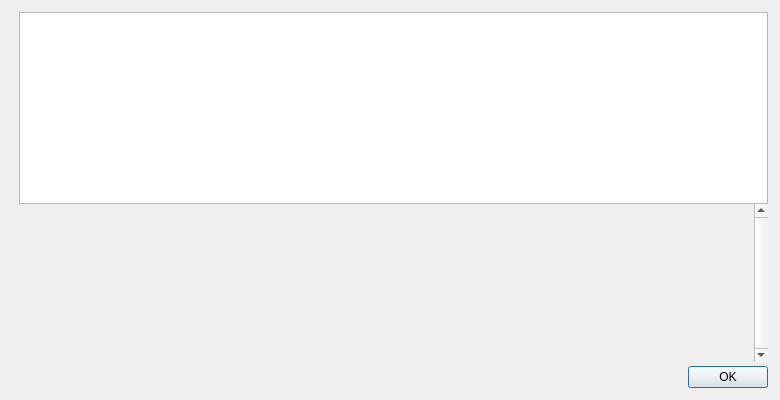
Before: the Qt Designer form src/qt/forms/helpmessagedialog.ui in Bitcoin-ABC/bitcoin-abc, drawn with Qt 5.
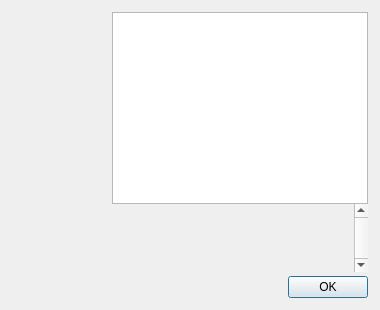
After: the same form once the commit is applied. Icons and pictures are not drawn.

Diff of the .ui file:
```diff
--- a/src/qt/forms/helpmessagedialog.ui
+++ b/src/qt/forms/helpmessagedialog.ui
@@ -2,13 +2,8 @@
 <ui version="4.0">
  <class>HelpMessageDialog</class>
  <widget class="QDialog" name="HelpMessageDialog">
-  <property name="geometry">
-   <rect>
-    <x>0</x>
-    <y>0</y>
-    <width>780</width>
-    <height>400</height>
-   </rect>
+    <property name="styleSheet">
+      <string notr="true">#frame { border: none }</string>
   </property>
   <layout class="QHBoxLayout" name="horizontalLayout_2">
    <property name="spacing">
@@ -51,6 +46,12 @@
          <height>100</height>
         </size>
        </property>
+              <property name="minimumSize">
+                <size>
+                  <width>100</width>
+                  <height>100</height>
+                </size>
+              </property>
        <property name="pixmap">
         <pixmap resource="../bitcoin.qrc">:/icons/bitcoin</pixmap>
        </property>
```
Left out of the diff: 3 changed lines with no effect on the pictures. Lines whose indentation alone changed are shown as unchanged.
